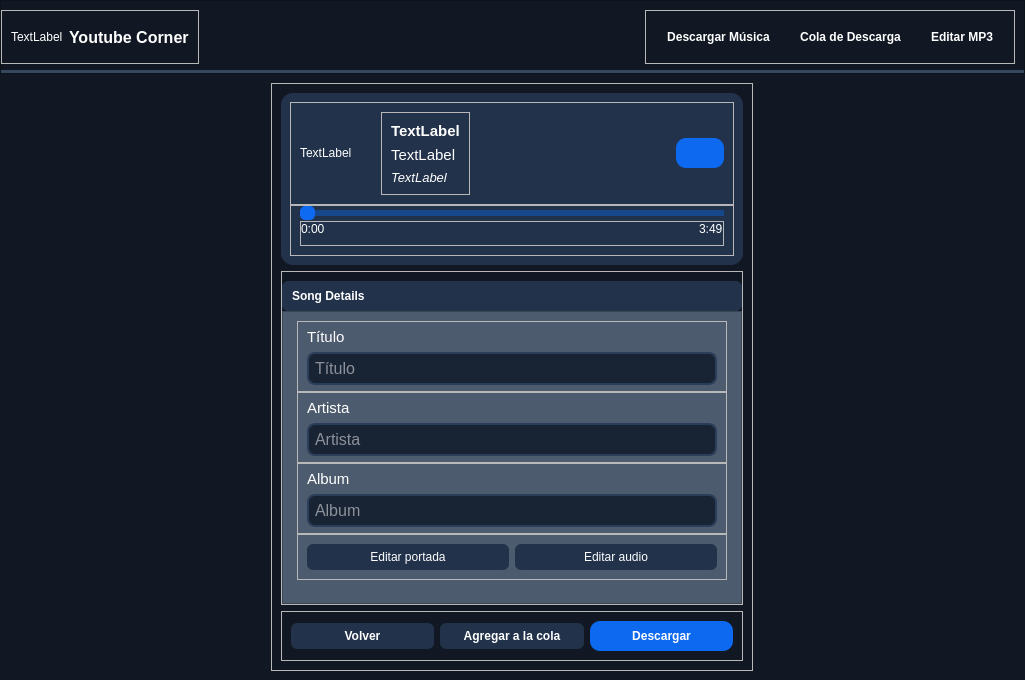
Before: the Qt Designer form InterfacesRaw/frontend.ui in Ventthos/Youtube-Corner, drawn with Qt 5.
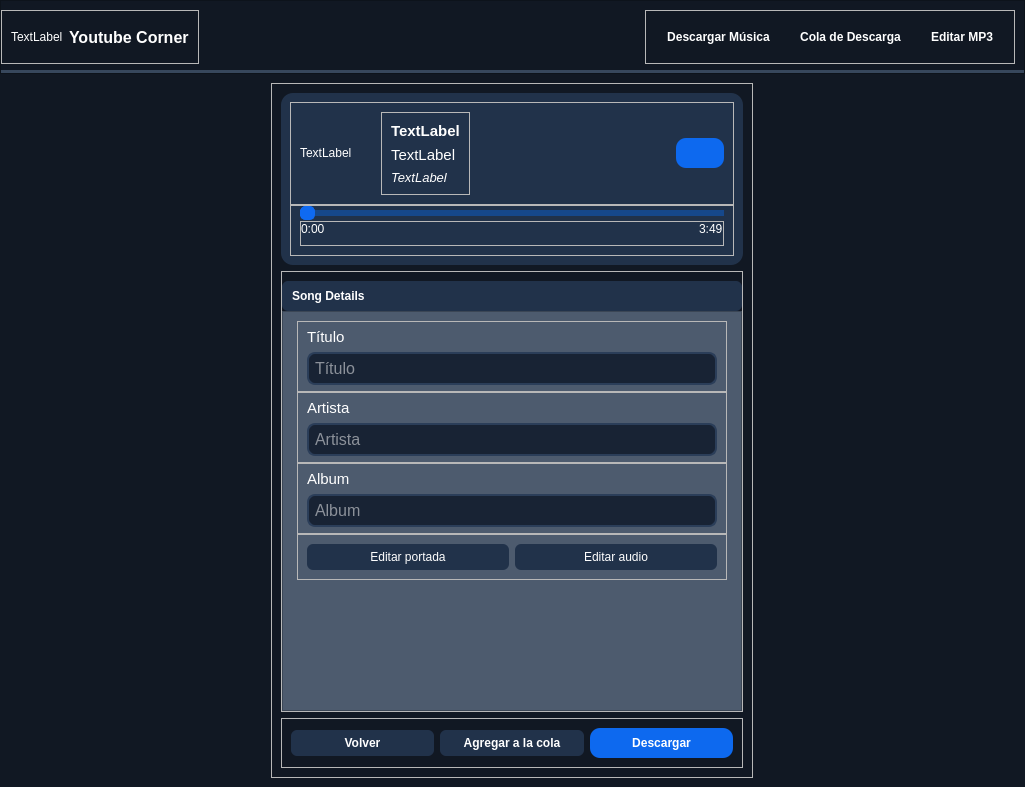
After: the same form once the commit is applied. Icons and pictures are not drawn.

Diff of the .ui file:
```diff
--- a/InterfacesRaw/frontend.ui
+++ b/InterfacesRaw/frontend.ui
@@ -7,7 +7,7 @@
     <x>0</x>
     <y>0</y>
     <width>1025</width>
-    <height>680</height>
+    <height>787</height>
    </rect>
   </property>
   <property name="windowTitle">
@@ -612,8 +612,8 @@
                      <rect>
                       <x>0</x>
                       <y>0</y>
-                      <width>443</width>
-                      <height>276</height>
+                      <width>478</width>
+                      <height>315</height>
                      </rect>
                     </property>
                     <layout class="QVBoxLayout" name="verticalLayout_10">
```
